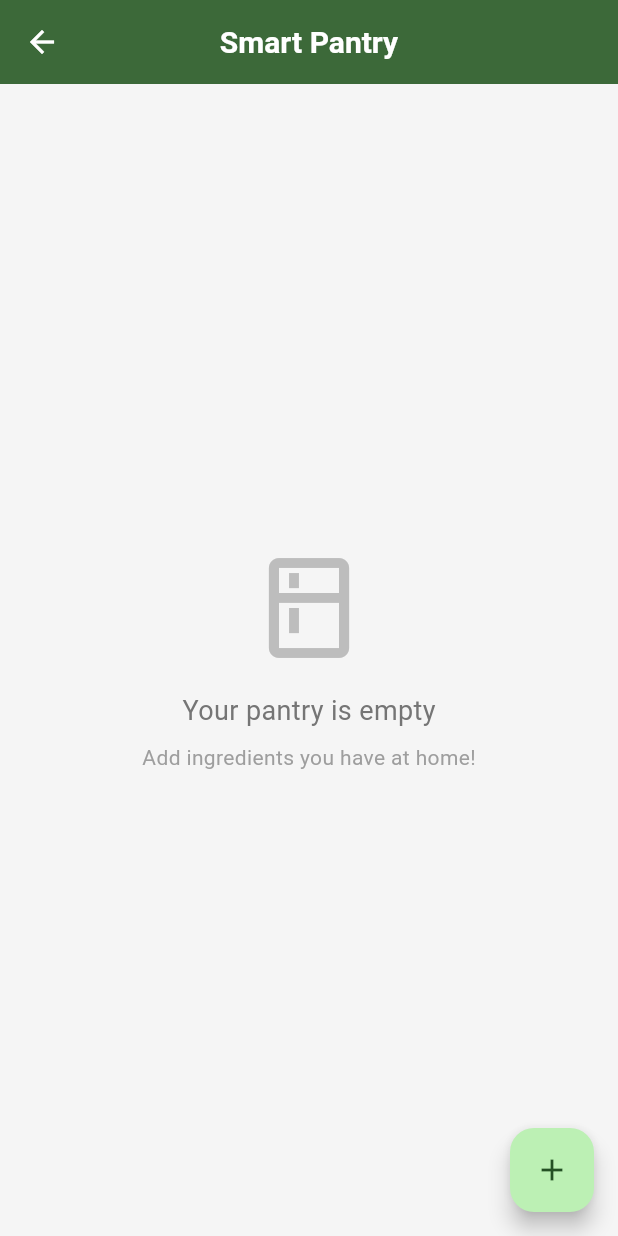
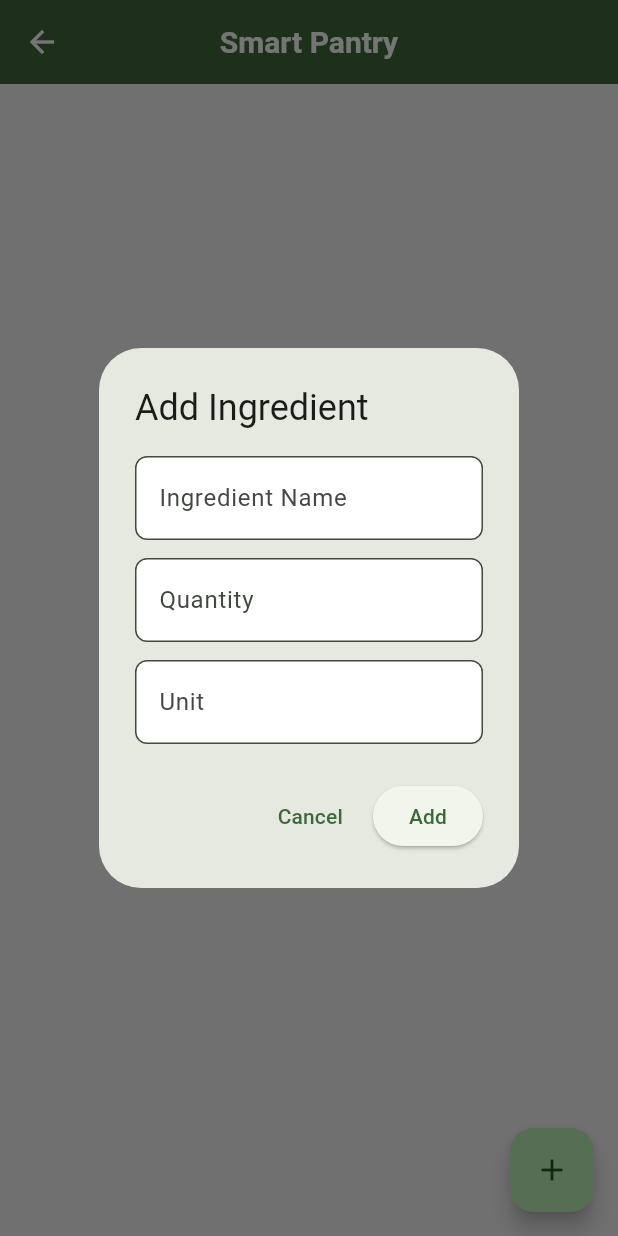
Before and after one commit to jithu2111/recipe_meal_prep_app, a Flutter app: the PantryScreen screen opened directly, after a tap on the "add" icon, on a phone screen of 412 x 824 dp. Run offline on Flutter 3.47's test engine with Material 3 defaults, Android fonts, the phone set to English and light mode, and no system bars; our stand-ins replace cached_network_image; network calls fail.

Commit message:
Add ingredinet with quantity

```diff
--- a/lib/screens/pantry_screen.dart
+++ b/lib/screens/pantry_screen.dart
@@ -1,4 +1,5 @@
 import 'package:flutter/material.dart';
+import 'package:uuid/uuid.dart';
 import '../models/pantry_item.dart';
 
 class PantryScreen extends StatefulWidget {
@@ -10,6 +11,74 @@ class PantryScreen extends StatefulWidget {
 
 class _PantryScreenState extends State<PantryScreen> {
   final List<PantryItem> _pantryItems = [];
+  final _uuid = const Uuid();
+
+  void _showAddItemDialog() {
+    final nameController = TextEditingController();
+    final quantityController = TextEditingController();
+    final unitController = TextEditingController();
+
+    showDialog(
+      context: context,
+      builder: (context) => AlertDialog(
+        title: const Text('Add Ingredient'),
+        content: Column(
+          mainAxisSize: MainAxisSize.min,
+          children: [
+            TextField(
+              controller: nameController,
+              decoration: const InputDecoration(
+                labelText: 'Ingredient Name',
+                hintText: 'e.g., Eggs, Milk, Rice',
+              ),
+            ),
+            const SizedBox(height: 12),
+            TextField(
+              controller: quantityController,
+              keyboardType: TextInputType.number,
+              decoration: const InputDecoration(
+                labelText: 'Quantity',
+                hintText: 'e.g., 2, 1.5',
+              ),
+            ),
+            const SizedBox(height: 12),
+            TextField(
+              controller: unitController,
+              decoration: const InputDecoration(
+                labelText: 'Unit',
+                hintText: 'e.g., kg, L, pieces',
+              ),
+            ),
+          ],
+        ),
+        actions: [
+          TextButton(
+            onPressed: () => Navigator.pop(context),
+            child: const Text('Cancel'),
+          ),
+          ElevatedButton(
+            onPressed: () {
+              if (nameController.text.isNotEmpty &&
+                  quantityController.text.isNotEmpty &&
+                  unitController.text.isNotEmpty) {
+                final newItem = PantryItem(
+                  id: _uuid.v4(),
+                  name: nameController.text,
+                  quantity: double.tryParse(quantityController.text) ?? 0,
+                  unit: unitController.text,
+                );
+                setState(() {
+                  _pantryItems.add(newItem);
+                });
+                Navigator.pop(context);
+              }
+            },
+            child: const Text('Add'),
+          ),
+        ],
+      ),
+    );
+  }
 
   @override
   Widget build(BuildContext context) {
@@ -19,7 +88,7 @@ class _PantryScreenState extends State<PantryScreen> {
         backgroundColor: Theme.of(context).colorScheme.primary,
       ),
       floatingActionButton: FloatingActionButton(
-        onPressed: () {},
+        onPressed: _showAddItemDialog,
         child: const Icon(Icons.add),
       ),
       body: _pantryItems.isEmpty
```
